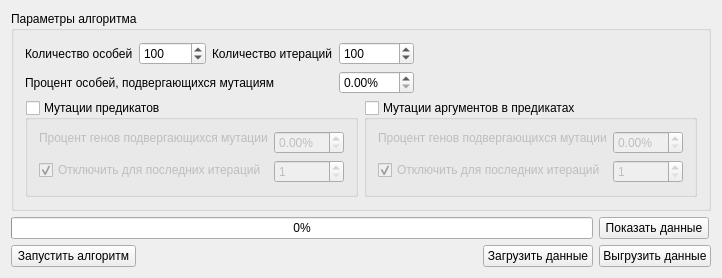
Before: the Qt Designer form Masters_thesis_2/main_widget.ui in MrBenomos/Masters_thesis_2, drawn with Qt 5.
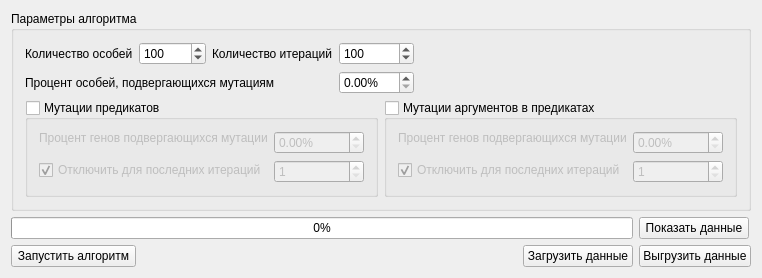
After: the same form once the commit is applied.

Diff of the .ui file:
```diff
--- a/Masters_thesis_2/main_widget.ui
+++ b/Masters_thesis_2/main_widget.ui
@@ -6,8 +6,8 @@
    <rect>
     <x>0</x>
     <y>0</y>
-    <width>698</width>
-    <height>270</height>
+    <width>738</width>
+    <height>278</height>
    </rect>
   </property>
   <property name="windowTitle">
@@ -154,7 +154,7 @@
              <widget class="QDoubleSpinBox" name="sbMutationsPredicates">
               <property name="minimumSize">
                <size>
-                <width>70</width>
+                <width>90</width>
                 <height>0</height>
                </size>
               </property>
@@ -218,7 +218,7 @@
              <widget class="QDoubleSpinBox" name="sbMutationsArguments">
               <property name="minimumSize">
                <size>
-                <width>70</width>
+                <width>90</width>
                 <height>0</height>
                </size>
               </property>
```
Left out of the diff: 14 changed lines with no effect on the pictures.
